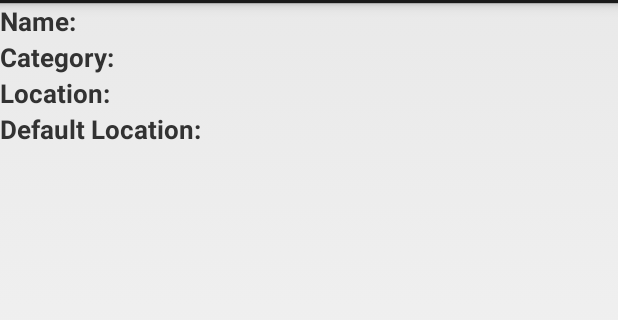
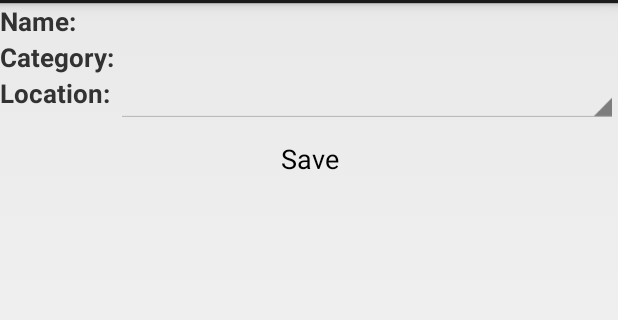
Before and after one commit to mfranklin128/FridgeApp, an Android app: the layout food_item_detail_card.xml on its own in the app's theme, with its tools: preview values and no code run, on a phone screen of 412 x 824 dp, the part 69-389 px from its top. Run offline under Robolectric (Android 15) with nearby library versions, the phone set to English and light mode, and no system bars.

Commit message:
Added drop-down to update location, and refresh FoodItemLists onDismiss from Detail Card Popup

```diff
--- a/app/src/main/java/com/mfranklin/fridgeapp/ShoppingListFragment.java
+++ b/app/src/main/java/com/mfranklin/fridgeapp/ShoppingListFragment.java
@@ -94,7 +94,7 @@ public class ShoppingListFragment extends Fragment implements View.OnClickListen
         Log.d("Shopping List", "got shopping list items");
         if (listItems == null) listItems = new FoodItem[0]; // ArrayAdapter complains if you give it a null array
         Log.d("Shopping List", "making a new ShoppingListAdapter");
-        shoppingListAdapter = new ShoppingListAdapter(getActivity(), listItems, container);
+        shoppingListAdapter = new ShoppingListAdapter(getActivity(), listItems);
         shoppingList.setAdapter(shoppingListAdapter);
 
         return toReturn;
--- a/app/src/main/res/layout/food_item_detail_card.xml
+++ b/app/src/main/res/layout/food_item_detail_card.xml
@@ -20,8 +20,7 @@
             android:id="@+id/detail_card_name_val"
             android:layout_width="fill_parent"
             android:layout_height="wrap_content"
-            android:gravity="right"
-            android:textSize="17sp"/>
+            android:gravity="right"/>
     </LinearLayout>
 
     <LinearLayout
@@ -51,28 +50,17 @@
             android:text="Location: "
             android:textStyle="bold"
             android:textSize="17sp"/>
-        <TextView
-            android:id="@+id/detail_card_location_val"
+        <Spinner
+            android:id="@+id/detail_card_location_vals"
             android:layout_width="fill_parent"
             android:layout_height="wrap_content"
             android:gravity="right"
-            android:textSize="17sp"/>
+            android:spinnerMode="dialog"/>
     </LinearLayout>
-
-    <LinearLayout
+    <Button
         android:layout_width="match_parent"
-        android:layout_height="wrap_content">
-        <TextView
-            android:layout_width="wrap_content"
-            android:layout_height="wrap_content"
-            android:text="Default Location: "
-            android:textStyle="bold"
-            android:textSize="17sp"/>
-        <TextView
-            android:id="@+id/detail_card_default_location_val"
-            android:layout_width="fill_parent"
-            android:layout_height="wrap_content"
-            android:gravity="right"
-            android:textSize="17sp"/>
-    </LinearLayout>
+        android:layout_height="wrap_content"
+        style="?android:attr/borderlessButtonStyle"
+        android:text="Save"
+        android:id="@+id/detail_card_save_button"/>
 </LinearLayout>
```
Also changed, not shown: app/src/main/java/com/mfranklin/fridgeapp/Constants.java (+8 -0 lines), app/src/main/java/com/mfranklin/fridgeapp/adapters/FoodItemAdapter.java (+67 -0 lines), app/src/main/java/com/mfranklin/fridgeapp/adapters/ShoppingListAdapter.java (+20 -15 lines), app/src/main/java/com/mfranklin/fridgeapp/adapters/StashAdapter.java (+24 -14 lines).
